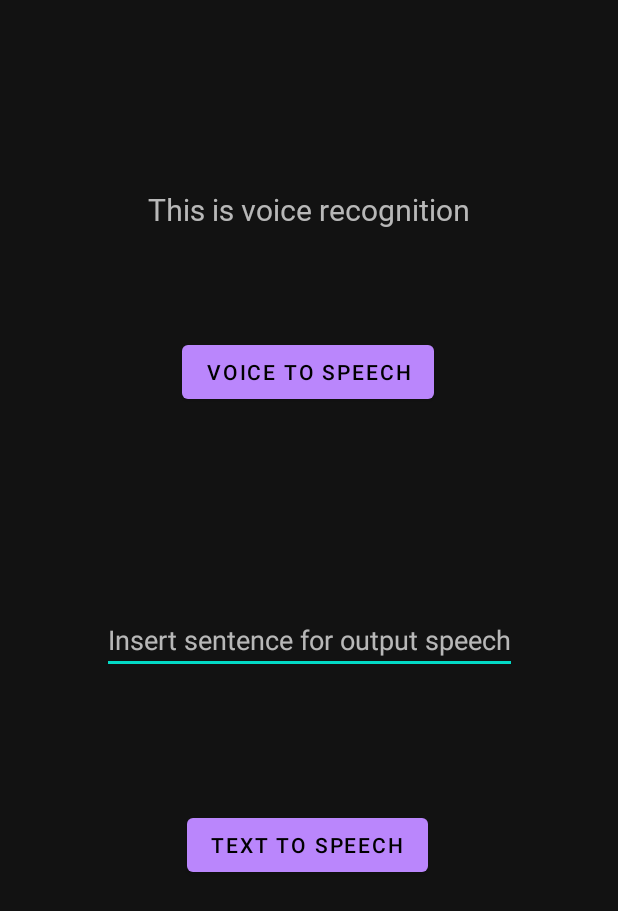
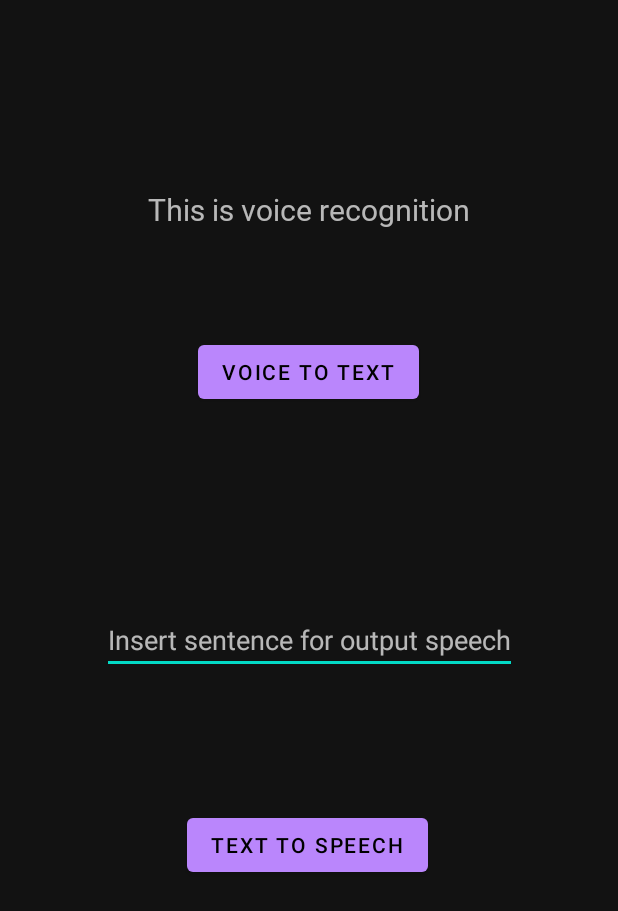
Before and after one commit to 27thAndroimeda/AndromedaProject, an Android app: the VoiceRecognitionActivity screen opened directly, with no data from a screen before it, on a phone screen of 412 x 824 dp. Shown: the top 911 px of the screen. Run offline under Robolectric (Android 15) with nearby library versions, the phone set to English and light mode, and no system bars.

Commit message:
style: 버튼 수정

```diff
--- a/app/src/main/res/layout/activity_voice_recognition.xml
+++ b/app/src/main/res/layout/activity_voice_recognition.xml
@@ -25,7 +25,7 @@
         android:layout_height="wrap_content"
         app:layout_constraintBottom_toBottomOf="parent"
         app:layout_constraintEnd_toEndOf="parent"
-        android:text="Voice To Speech"
+        android:text="Voice To Text"
         app:layout_constraintHorizontal_bias="0.498"
         app:layout_constraintStart_toStartOf="parent"
         app:layout_constraintTop_toBottomOf="@id/textview_stt"
```
